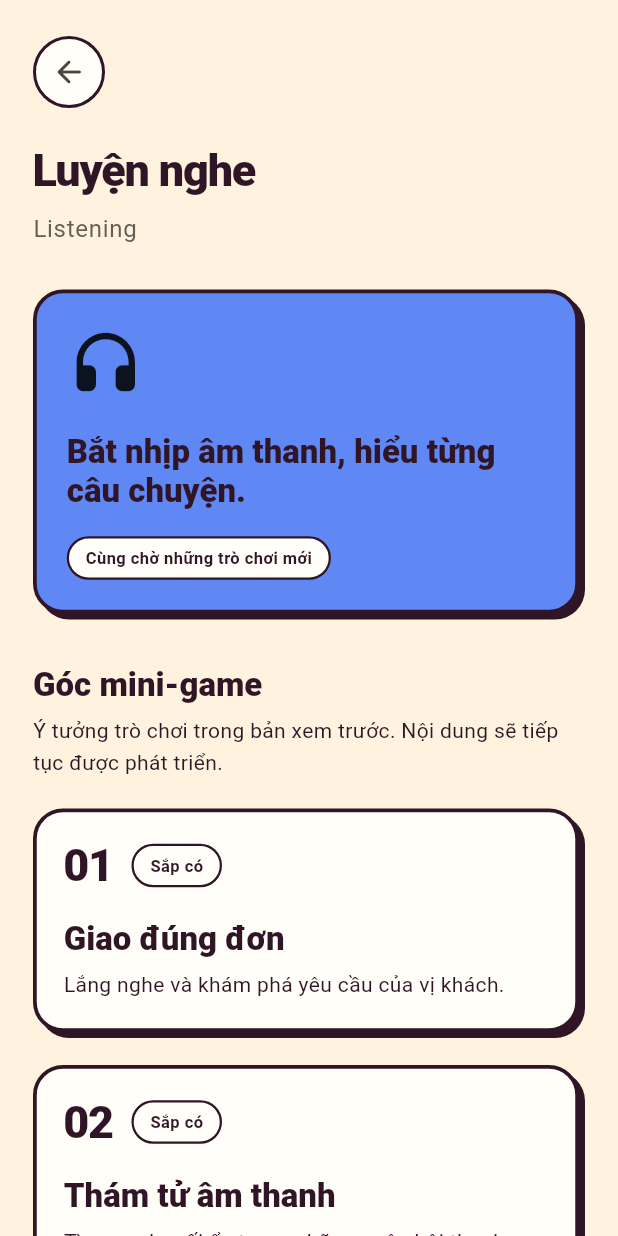
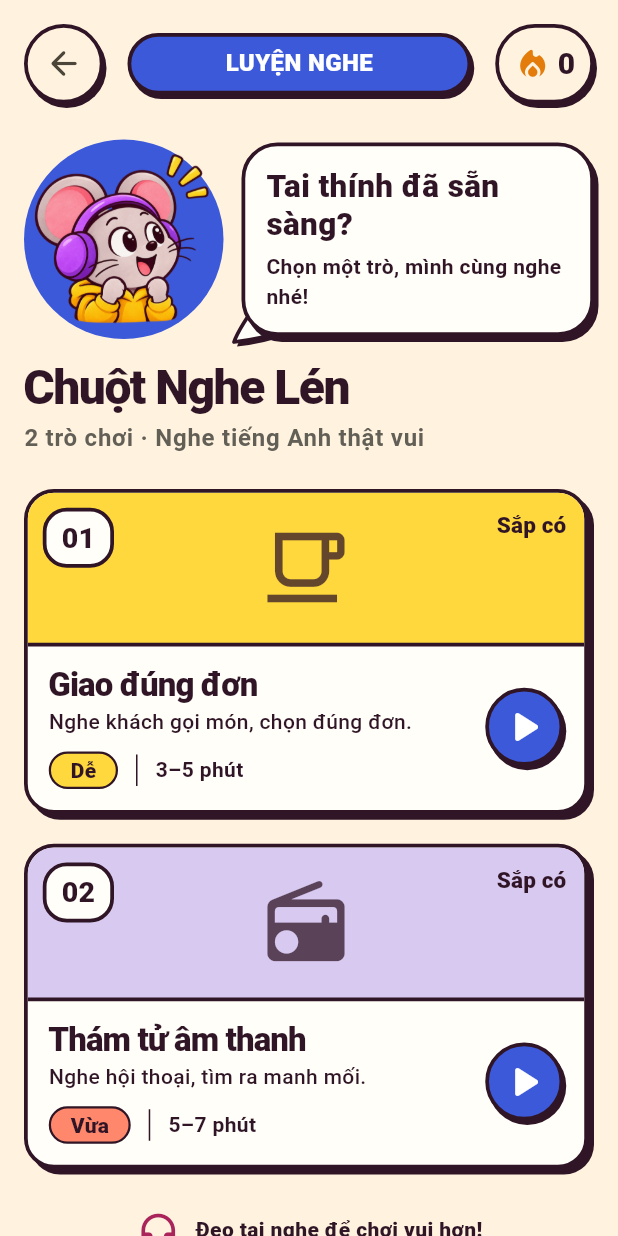
Before and after one commit to Khuyet-Hung/playandlearn, a Flutter app: the screen it shows after launch, after a tap on "Chuột Nghe Lén", on a phone screen of 412 x 824 dp. Run offline on Flutter 3.47's test engine with Material 3 defaults, Android fonts, the phone set to English and light mode, and no system bars; our stand-ins replace material_ui, shared_preferences.

Commit message:
feat: implement listening game list screen and associated components
- Added ListeningGameListScreen to display the Chuột Nghe Lén game list.
- Created ListeningHeader and ListeningGameCard widgets for UI structure.
- Implemented responsive design with support for various text scales and screen sizes.
- Included mock game data with placeholders for future artwork.
- Added tests for the listening game list functionality and UI interactions.
- Ensured accessibility features and preserved existing navigation flows.

```diff
--- a/lib/core/theme/app_colors.dart
+++ b/lib/core/theme/app_colors.dart
@@ -9,6 +9,7 @@ abstract final class AppColors {
   static const yellow = Color(0xFFFFD83D);
   static const coral = Color(0xFFFF876B);
   static const blue = Color(0xFF6088F5);
+  static const listeningBlue = Color(0xFF3C59DA);
   static const mint = Color(0xFFB9DCC8);
   static const lavender = Color(0xFFD7C9EF);
   static const muted = Color(0xFF625F57);
--- a/lib/features/skills/data/preview_catalog.dart
+++ b/lib/features/skills/data/preview_catalog.dart
@@ -45,13 +45,15 @@ abstract final class PreviewCatalog {
       id: 'listening-order',
       skillId: SkillId.listening,
       title: 'Giao đúng đơn',
-      description: 'Lắng nghe và khám phá yêu cầu của vị khách.',
+      description: 'Nghe khách gọi món, chọn đúng đơn.',
     ),
     GamePreview(
       id: 'listening-detective',
       skillId: SkillId.listening,
       title: 'Thám tử âm thanh',
-      description: 'Tìm manh mối ẩn trong những cuộc hội thoại.',
+      description: 'Nghe hội thoại, tìm ra manh mối.',
+      difficulty: 'Vừa',
+      duration: '5–7 phút',
     ),
     GamePreview(
       id: 'speaking-travel',
--- a/lib/features/skills/domain/game_preview.dart
+++ b/lib/features/skills/domain/game_preview.dart
@@ -9,9 +9,13 @@ class GamePreview {
     required this.skillId,
     required this.title,
     required this.description,
+    this.difficulty = 'Dễ',
+    this.duration = '3–5 phút',
   });
   final String id;
   final SkillId skillId;
   final String title;
   final String description;
+  final String difficulty;
+  final String duration;
 }
--- /dev/null
+++ b/lib/features/skills/presentation/listening_game_list_screen.dart
@@ -0,0 +1,82 @@
+import 'package:material_ui/material_ui.dart';
+
+import '../../../core/theme/app_colors.dart';
+import '../data/preview_catalog.dart';
+import '../domain/skill.dart';
+import 'widgets/listening_game_card.dart';
+import 'widgets/listening_header.dart';
+
+class ListeningGameListScreen extends StatelessWidget {
+  const ListeningGameListScreen({super.key, required this.skill});
+
+  final Skill skill;
+
+  @override
+  Widget build(BuildContext context) {
+    final games = PreviewCatalog.gamesFor(skill.id);
+    return Scaffold(
+      body: SafeArea(
+        child: Center(
+          child: ConstrainedBox(
+            constraints: const BoxConstraints(maxWidth: 640),
+            child: ListView(
+              key: const ValueKey('listening-game-list'),
+              padding: const EdgeInsets.fromLTRB(16, 16, 16, 28),
+              children: [
+                ListeningHeader(title: skill.title),
+                const SizedBox(height: 14),
+                Text(
+                  'Chuột Nghe Lén',
+                  style: Theme.of(context).textTheme.headlineLarge
+                      ?.copyWith(fontSize: 32, letterSpacing: -1),
+                ),
+                const SizedBox(height: 5),
+                Text(
+                  '${games.length} trò chơi · Nghe tiếng Anh thật vui',
+                  style: Theme.of(context).textTheme.bodyLarge?.copyWith(
+                    color: AppColors.muted,
+                    fontWeight: FontWeight.w600,
+                  ),
+                ),
+                const SizedBox(height: 22),
+                for (var i = 0; i < games.length; i++) ...[
+                  ListeningGameCard(
+                    key: ValueKey('game-${games[i].id}'),
+                    game: games[i],
+                    number: i + 1,
+                  ),
+                  const SizedBox(height: 16),
+                ],
+                const Padding(
+                  padding: EdgeInsets.only(top: 6),
+                  child: Row(
+                    mainAxisAlignment: MainAxisAlignment.center,
+                    children: [
+                      ExcludeSemantics(
+                        child: Icon(
+                          Icons.headphones_rounded,
+                          color: AppColors.berry,
+                          size: 30,
+                        ),
+                      ),
+                      SizedBox(width: 10),
+                      Flexible(
+                        child: Text(
+                          'Đeo tai nghe để chơi vui hơn!',
+                          style: TextStyle(
+                            fontSize: 14,
+                            fontWeight: FontWeight.w800,
+                          ),
+                        ),
+                      ),
+                    ],
+                  ),
+                ),
+              ],
+            ),
+          ),
+        ),
+      ),
+    );
+  }
+}
--- a/lib/features/skills/presentation/skill_detail_screen.dart
+++ b/lib/features/skills/presentation/skill_detail_screen.dart
@@ -7,6 +7,7 @@ import '../../../core/widgets/app_page_header.dart';
 import '../data/preview_catalog.dart';
 import '../domain/skill.dart';
 import 'widgets/game_preview_card.dart';
+import 'listening_game_list_screen.dart';
 
 class SkillDetailScreen extends StatelessWidget {
   const SkillDetailScreen({super.key, required this.skill});
@@ -14,6 +15,9 @@ class SkillDetailScreen extends StatelessWidget {
 
   @override
   Widget build(BuildContext context) {
+    if (skill.id == SkillId.listening) {
+      return ListeningGameListScreen(skill: skill);
+    }
     final games = PreviewCatalog.gamesFor(skill.id);
     return Scaffold(
       body: SafeArea(
--- /dev/null
+++ b/lib/features/skills/presentation/widgets/listening_game_card.dart
@@ -0,0 +1,214 @@
+import 'package:material_ui/material_ui.dart';
+
+import '../../../../core/theme/app_colors.dart';
+import '../../../../core/theme/app_tokens.dart';
+import '../../../../core/widgets/app_pressable.dart';
+import '../../domain/game_preview.dart';
+
+class ListeningGameCard extends StatelessWidget {
+  const ListeningGameCard({
+    super.key,
+    required this.game,
+    required this.number,
+  });
+  final GamePreview game;
+  final int number;
+
+  @override
+  Widget build(BuildContext context) {
+    final isOrder = game.id == 'listening-order';
+    final color = isOrder ? AppColors.yellow : AppColors.lavender;
+    return AppPressable(
+      label:
+          '${game.title}. ${game.description} ${game.difficulty}. ${game.duration}. Sắp có. Xem thông tin',
+      padding: EdgeInsets.zero,
+      onPressed: () {
+        ScaffoldMessenger.of(context)
+          ..hideCurrentSnackBar()
+          ..showSnackBar(
+            const SnackBar(content: Text('Mini-game sẽ được bổ sung sau.')),
+          );
+      },
+      child: ClipRRect(
+        borderRadius: BorderRadius.circular(
+          AppTokens.radius - AppTokens.borderWidth,
+        ),
+        child: Column(
+          crossAxisAlignment: CrossAxisAlignment.stretch,
+          children: [
+            // Game artwork will be supplied when these games are implemented.
+            Container(
+              decoration: BoxDecoration(
+                color: color,
+                border: Border(
+                  bottom: BorderSide(
+                    color: AppColors.ink,
+                    width: AppTokens.borderWidth,
+                  ),
+                ),
+              ),
+              child: Stack(
+                children: [
+                  SizedBox(
+                    height: 100,
+                    width: double.infinity,
+                    child: Center(
+                      child: Icon(
+                        isOrder
+                            ? Icons.local_cafe_outlined
+                            : Icons.radio_rounded,
+                        size: 62,
+                        color: AppColors.ink.withValues(alpha: .75),
+                      ),
+                    ),
+                  ),
+                  Positioned(
+                    top: 10,
+                    left: 10,
+                    child: Container(
+                      padding: const EdgeInsets.symmetric(
+                        horizontal: 10,
+                        vertical: 3,
+                      ),
+                      decoration: BoxDecoration(
+                        color: AppColors.surface,
+                        border: AppTokens.border,
+                        borderRadius: BorderRadius.circular(16),
+                      ),
+                      child: Text(
+                        number.toString().padLeft(2, '0'),
+                        style: const TextStyle(
+                          fontSize: 19,
+                          fontWeight: FontWeight.w900,
+                        ),
+                      ),
+                    ),
+                  ),
+                  Positioned(
+                    top: 12,
+                    right: 12,
+                    child: Text(
+                      'Sắp có',
+                      style: Theme.of(context).textTheme.labelLarge,
+                    ),
+                  ),
+                ],
+              ),
+            ),
+            Padding(
+              padding: const EdgeInsets.fromLTRB(14, 12, 14, 14),
+              child: LayoutBuilder(
+                builder: (context, constraints) {
+                  final largeText =
+                      MediaQuery.textScalerOf(context).scale(16) > 22;
+                  final details = Column(
+                    crossAxisAlignment: CrossAxisAlignment.start,
+                    children: [
+                      Text(
+                        game.title,
+                        style: Theme.of(context).textTheme.titleLarge?.copyWith(
+                          fontWeight: FontWeight.w900,
+                          letterSpacing: -.6,
+                        ),
+                      ),
+                      const SizedBox(height: 3),
+                      Text(
+                        game.description,
+                        style: const TextStyle(
+                          fontSize: 14,
+                          height: 1.35,
+                          fontWeight: FontWeight.w500,
+                        ),
+                      ),
+                      const SizedBox(height: 10),
+                      Wrap(
+                        spacing: 12,
+                        runSpacing: 8,
+                        crossAxisAlignment: WrapCrossAlignment.center,
+                        children: [
+                          Container(
+                            padding: const EdgeInsets.symmetric(
+                              horizontal: 13,
+                              vertical: 2,
+                            ),
+                            decoration: BoxDecoration(
+                              color: isOrder
+                                  ? AppColors.yellow
+                                  : AppColors.coral,
+                              border: Border.all(
+                                color: AppColors.ink,
+                                width: 1.5,
+                              ),
+                              borderRadius: BorderRadius.circular(16),
+                            ),
+                            child: Text(
+                              game.difficulty,
+                              style: const TextStyle(
+                                fontSize: 14,
+                                height: 1.3,
+                                fontWeight: FontWeight.w800,
+                              ),
+                            ),
+                          ),
+                          Container(
+                            padding: const EdgeInsets.only(left: 12),
+                            decoration: const BoxDecoration(
+                              border: Border(
+                                left: BorderSide(color: AppColors.ink),
+                              ),
+                            ),
+                            child: Text(
+                              game.duration,
+                              style: const TextStyle(
+                                fontSize: 14,
+                                fontWeight: FontWeight.w600,
+                              ),
+                            ),
+                          ),
+                        ],
+                      ),
+                    ],
+                  );
+                  final play = Container(
+                    width: 52,
+                    height: 52,
+                    decoration: BoxDecoration(
+                      color: AppColors.listeningBlue,
+                      shape: BoxShape.circle,
+                      border: AppTokens.border,
+                      boxShadow: const [
+                        BoxShadow(color: AppColors.ink, offset: Offset(2, 3)),
+                      ],
+                    ),
+                    child: const Icon(
+                      Icons.play_arrow_rounded,
+                      color: Colors.white,
+                      size: 36,
+                    ),
+                  );
+                  if (largeText) {
+                    return Column(
+                      crossAxisAlignment: CrossAxisAlignment.stretch,
+                      children: [
+                        details,
+                        const SizedBox(height: 10),
+                        Align(alignment: Alignment.centerRight, child: play),
+                      ],
+                    );
+                  }
+                  return Row(
+                    children: [
+                      Expanded(child: details),
+                      const SizedBox(width: 12),
+                      play,
+                    ],
+                  );
+                },
+              ),
+            ),
+          ],
+        ),
+      ),
+    );
+  }
+}
--- /dev/null
+++ b/lib/features/skills/presentation/widgets/listening_header.dart
@@ -0,0 +1,209 @@
+import 'package:material_ui/material_ui.dart';
+
+import '../../../../core/theme/app_colors.dart';
+import '../../../../core/theme/app_tokens.dart';
+
+class ListeningHeader extends StatelessWidget {
+  const ListeningHeader({super.key, required this.title});
+  final String title;
+
+  @override
+  Widget build(BuildContext context) => Column(
+    children: [
+      Row(
+        children: [
+          Container(
+            decoration: BoxDecoration(
+              color: AppColors.background,
+              shape: BoxShape.circle,
+              border: AppTokens.border,
+              boxShadow: const [
+                BoxShadow(color: AppColors.ink, offset: Offset(2, 3)),
+              ],
+            ),
+            child: IconButton(
+              tooltip: 'Quay lại',
+              onPressed: () => Navigator.of(context).pop(),
+              icon: const Icon(Icons.arrow_back_rounded, size: 26),
+            ),
+          ),
+          const SizedBox(width: 16),
+          Expanded(
+            child: Container(
+              padding: const EdgeInsets.symmetric(horizontal: 10, vertical: 9),
+              decoration: BoxDecoration(
+                color: AppColors.listeningBlue,
+                borderRadius: BorderRadius.circular(30),
+                border: AppTokens.border,
+                boxShadow: const [
+                  BoxShadow(color: AppColors.ink, offset: Offset(2, 3)),
+                ],
+              ),
+              child: Text(
+                title.toUpperCase(),
+                textAlign: TextAlign.center,
+                style: const TextStyle(
+                  color: Colors.white,
+                  fontSize: 16,
+                  height: 1.1,
+                  fontWeight: FontWeight.w900,
+                ),
+              ),
+            ),
+          ),
+          const SizedBox(width: 16),
+          Semantics(
+            label: 'Chuỗi học: 0 ngày',
+            child: ExcludeSemantics(
+              child: Container(
+                padding: const EdgeInsets.symmetric(
+                  horizontal: 10,
+                  vertical: 9,
+                ),
+                decoration: BoxDecoration(
+                  border: AppTokens.border,
+                  borderRadius: BorderRadius.circular(28),
+                  boxShadow: const [
+                    BoxShadow(color: AppColors.ink, offset: Offset(2, 3)),
+                  ],
+                  color: AppColors.background,
+                ),
+                child: const Row(
+                  mainAxisSize: MainAxisSize.min,
+                  children: [
+                    Icon(
+                      Icons.local_fire_department_rounded,
+                      color: Color(0xFFE37C0A),
+                      size: 25,
+                    ),
+                    SizedBox(width: 4),
+                    Text(
+                      '0',
+                      style: TextStyle(
+                        fontWeight: FontWeight.w900,
+                        fontSize: 20,
+                      ),
+                    ),
+                  ],
+                ),
+              ),
+            ),
+          ),
+        ],
+      ),
+      const SizedBox(height: 24),
+      LayoutBuilder(
+        builder: (context, constraints) {
+          final stacked =
+              constraints.maxWidth < 350 &&
+              MediaQuery.textScalerOf(context).scale(16) > 22;
+          final mascot = ExcludeSemantics(
+            child: SizedBox(
+              width: stacked ? 150 : constraints.maxWidth * .35,
+              child: AspectRatio(
+                aspectRatio: 1,
+                child: Stack(
+                  children: [
+                    Positioned.fill(
+                      child: DecoratedBox(
+                        decoration: BoxDecoration(
+                          color: AppColors.listeningBlue,
+                          borderRadius: BorderRadius.circular(100),
+                        ),
+                      ),
+                    ),
+                    Positioned.fill(
+                      child: Image.asset(
+                        'assets/characters/listening-mouse.png',
+                        key: const ValueKey('listening-mascot'),
+                        fit: BoxFit.contain,
+                      ),
+                    ),
+                  ],
+                ),
+              ),
+            ),
+          );
+          final bubble = CustomPaint(
+            painter: const _SpeechTail(),
+            child: Container(
+              padding: const EdgeInsets.all(14),
+              decoration: BoxDecoration(
+                color: AppColors.surface,
+                borderRadius: BorderRadius.circular(24),
+                border: AppTokens.border,
+                boxShadow: const [
+                  BoxShadow(color: AppColors.ink, offset: Offset(3, 4)),
+                ],
+              ),
+              child: const Column(
+                crossAxisAlignment: CrossAxisAlignment.start,
+                children: [
+                  Text(
+                    'Tai thính đã sẵn sàng?',
+                    style: TextStyle(
+                      fontSize: 21,
+                      fontWeight: FontWeight.w900,
+                      height: 1.2,
+                    ),
+                  ),
+                  SizedBox(height: 6),
+                  Text(
+                    'Chọn một trò, mình cùng nghe nhé!',
+                    style: TextStyle(
+                      fontSize: 14,
+                      fontWeight: FontWeight.w600,
+                      height: 1.4,
+                    ),
+                  ),
+                ],
+              ),
+            ),
+          );
+          if (stacked) {
+            return Column(
+              children: [mascot, const SizedBox(height: 14), bubble],
+            );
+          }
+          return Row(
+            crossAxisAlignment: CrossAxisAlignment.center,
+            children: [
+              mascot,
+              const SizedBox(width: 12),
+              Expanded(child: bubble),
+            ],
+          );
+        },
+      ),
+    ],
+  );
+}
+
+class _SpeechTail extends CustomPainter {
+  const _SpeechTail();
+
+  @override
+  void paint(Canvas canvas, Size size) {
+    final path = Path()
+      ..moveTo(14, size.height - 27)
+      ..quadraticBezierTo(-2, size.height - 5, -5, size.height + 4)
+      ..quadraticBezierTo(14, size.height + 2, 29, size.height - 4)
+      ..close();
+    canvas.drawPath(
+      path.shift(const Offset(2, 3)),
+      Paint()..color = AppColors.ink,
+    );
+    canvas.drawPath(path, Paint()..color = AppColors.surface);
+    canvas.drawPath(
+      path,
+      Paint()
+        ..color = AppColors.ink
+        ..style = PaintingStyle.stroke
+        ..strokeWidth = 2.5
+        ..strokeJoin = StrokeJoin.round,
+    );
+  }
+
+  @override
+  bool shouldRepaint(covariant _SpeechTail oldDelegate) => false;
+}
--- a/pubspec.yaml
+++ b/pubspec.yaml
@@ -56,6 +56,8 @@ flutter:
   # included with your application, so that you can use the icons in
   # the material Icons class.
   uses-material-design: true
+  assets:
+    - assets/characters/listening-mouse.png
 
   # To add assets to your application, add an assets section, like this:
   # assets:
```
Also changed, not shown: tool/capture_preview.dart (+30 -0 lines), assets/characters/listening-mouse.png (added), docs/preview/listening-game-list.png (added), 5 other files.
